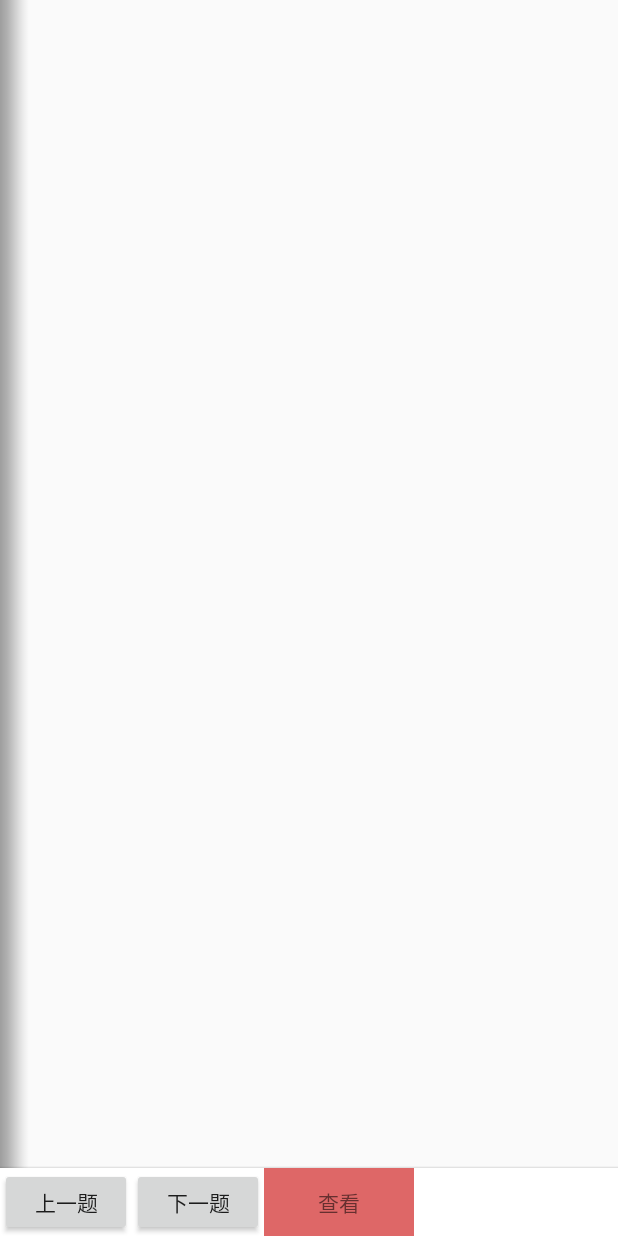
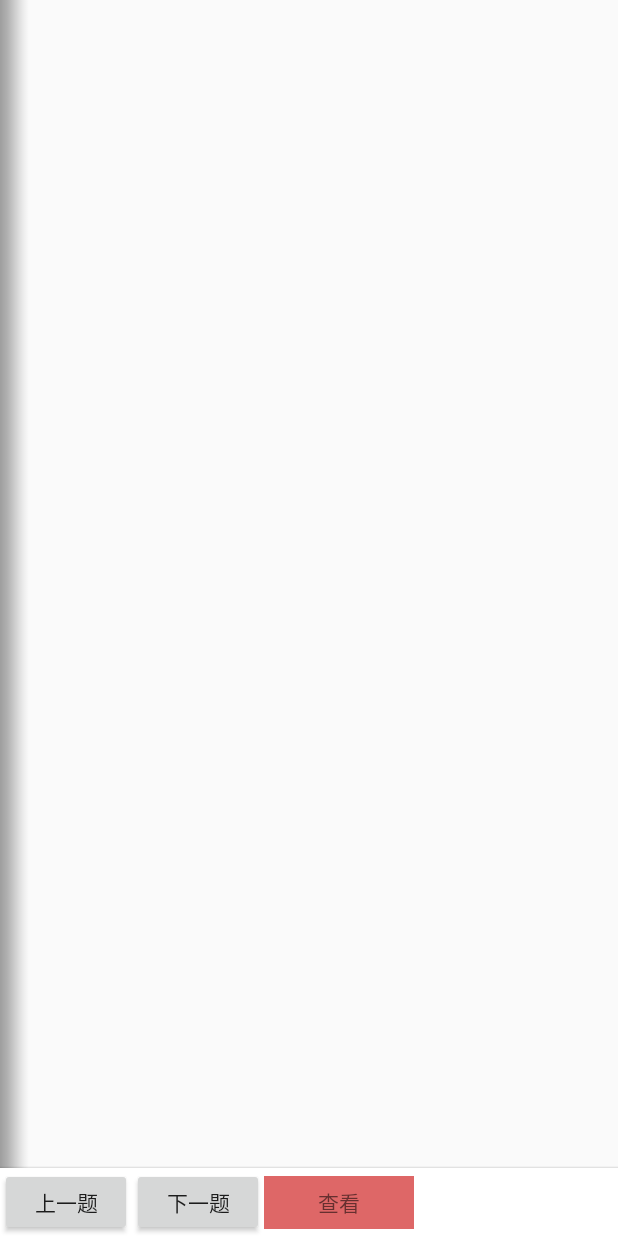
Before and after one commit to Android-Mu/FlipOverDemo, an Android app: the screen it shows after launch (MainActivity), on a phone screen of 412 x 824 dp. Run offline under Robolectric (Android 15) with nearby library versions, the phone set to English and light mode, and no system bars; libraries missing offline, so code that uses them is left out: com.alibaba.fastjson, com.nineoldandroids.view; 4 statements that could not run were skipped.

Commit message:
修改查看按钮高度

```diff
--- a/app/src/main/java/com/example/mjj/flipoverdemo/MainActivity.java
+++ b/app/src/main/java/com/example/mjj/flipoverdemo/MainActivity.java
@@ -7,7 +7,6 @@ import android.support.v4.view.ViewPager;
 import android.support.v7.app.AppCompatActivity;
 import android.support.v7.widget.GridLayoutManager;
 import android.support.v7.widget.RecyclerView;
-import android.util.Log;
 import android.view.View;
 import android.view.ViewGroup;
 import android.widget.Button;
--- a/app/src/main/res/layout/activity_main.xml
+++ b/app/src/main/res/layout/activity_main.xml
@@ -51,18 +51,16 @@
                 android:layout_height="wrap_content"
                 android:text="上一题" />
 
-
             <Button
                 android:id="@+id/bt_next"
                 android:layout_width="wrap_content"
                 android:layout_height="wrap_content"
                 android:text="下一题" />
 
-
             <TextView
                 android:id="@+id/bt_load_anwer"
                 android:layout_width="100dp"
-                android:layout_height="match_parent"
+                android:layout_height="35dp"
                 android:layout_alignParentBottom="true"
                 android:background="#de6767"
                 android:gravity="center"
```
